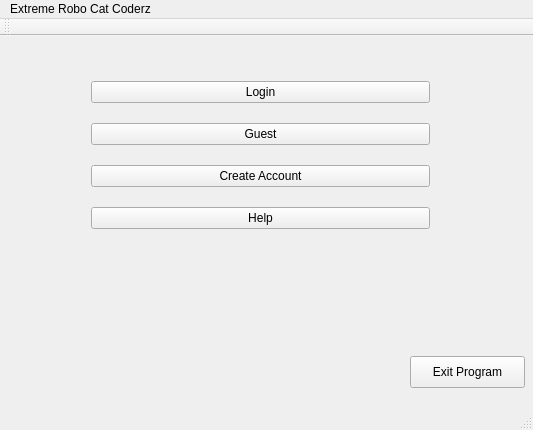
Old version of the form MainProgram/mainprogramwindow.ui in the repository AustinVaday/CS1C-Class-Project.
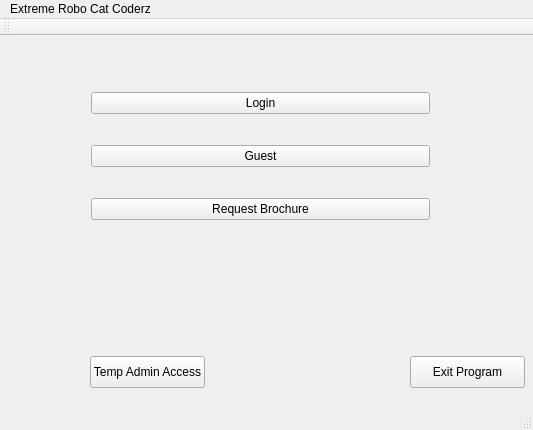
New version of the form.

Patch:
```diff
--- a/MainProgram/mainprogramwindow.ui
+++ b/MainProgram/mainprogramwindow.ui
@@ -54,19 +54,25 @@
      <item>
       <widget class="QPushButton" name="pushButton_RequestBrochure_2">
        <property name="text">
-        <string>Create Account</string>
-       </property>
-      </widget>
-     </item>
-     <item>
-      <widget class="QPushButton" name="pushButton_Help">
-       <property name="text">
-        <string>Help</string>
+        <string>Request Brochure</string>
        </property>
       </widget>
      </item>
     </layout>
    </widget>
+   <widget class="QPushButton" name="tempAdminAccess">
+    <property name="geometry">
+     <rect>
+      <x>90</x>
+      <y>320</y>
+      <width>115</width>
+      <height>32</height>
+     </rect>
+    </property>
+    <property name="text">
+     <string>Temp Admin Access</string>
+    </property>
+   </widget>
   </widget>
   <widget class="QMenuBar" name="menuBar">
    <property name="geometry">
```
Left out of the diff: 8 changed lines with no effect on the pictures.
